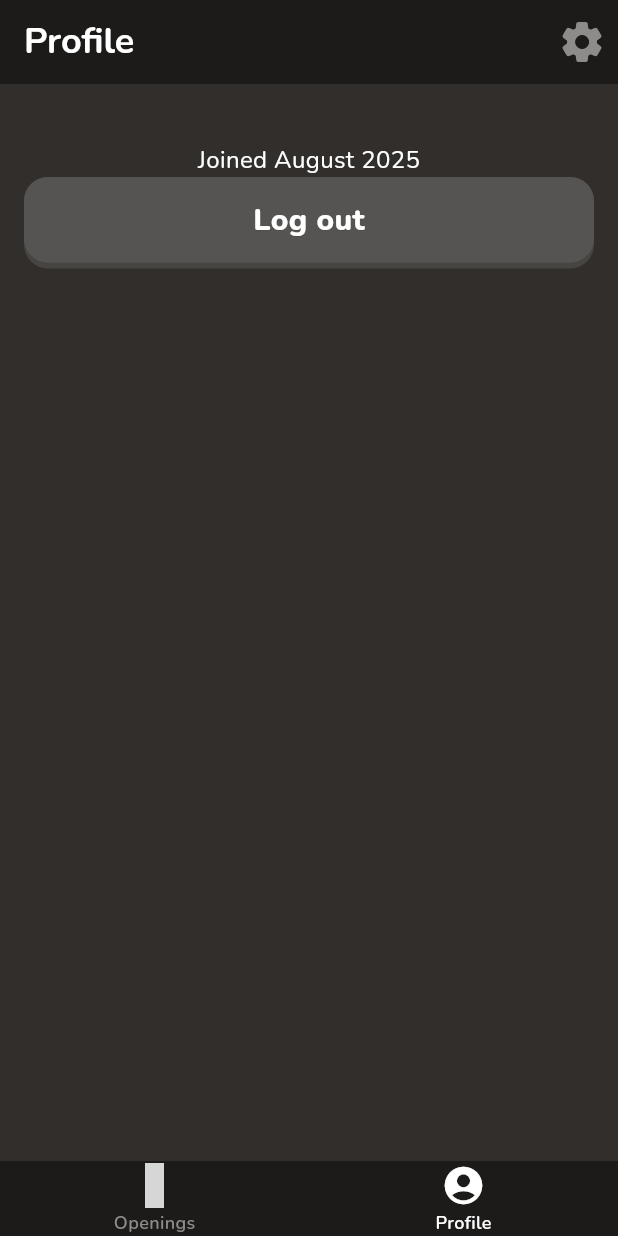
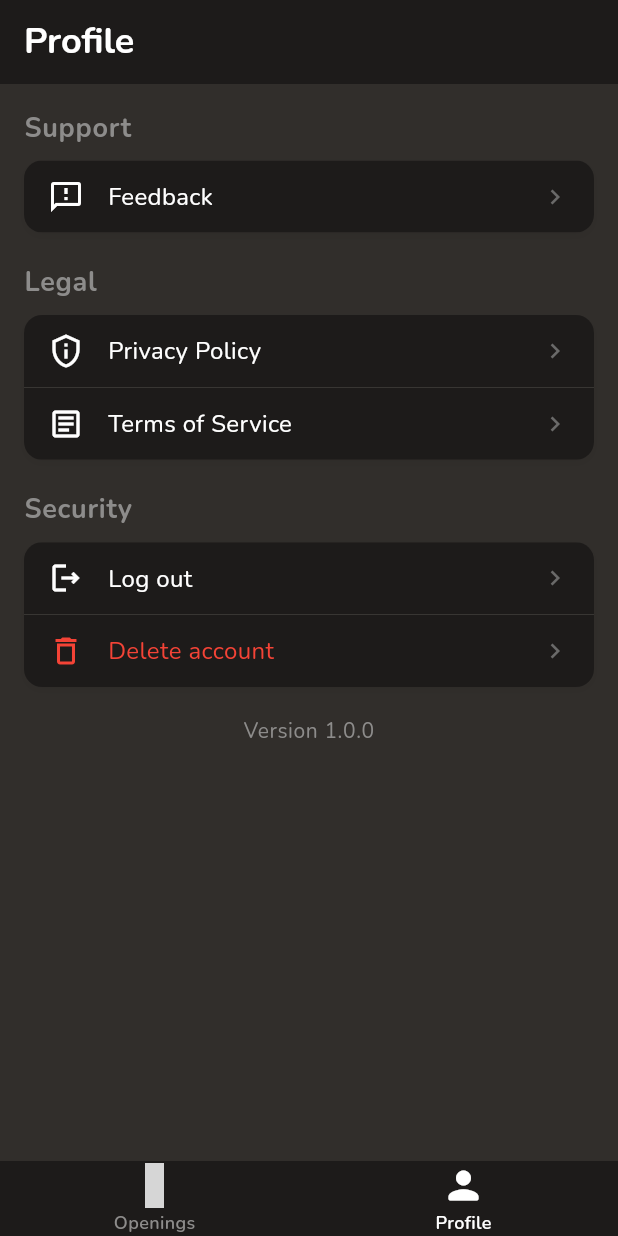
Before and after one commit to louisnfr/chesstrainer, a Flutter app: the ProfilePage screen opened by its route, on a phone screen of 412 x 824 dp. Run offline on Flutter 3.47's test engine with Material 3 defaults, Android fonts, the phone set to English and light mode, and no system bars; our stand-ins replace cloud_firestore, fast_immutable_collections, firebase_auth, firebase_core, go_router, hooks_riverpod and 3 more; missing offline and left inert: chessground, dartchess, gaimon; accounts and stored records are empty; grey boxes are pictures that could not be loaded.

Commit message:
Profile page

```diff
--- a/lib/pages/openings/ui/opening_card.dart
+++ b/lib/pages/openings/ui/opening_card.dart
@@ -2,14 +2,16 @@ import 'package:chessground/chessground.dart';
 import 'package:chesstrainer/modules/opening/models/opening.dart';
 import 'package:chesstrainer/modules/user/providers/user_providers.dart';
 import 'package:chesstrainer/ui/progress_indicators/linear_progress_bar.dart';
+import 'package:chesstrainer/ui/theme/dark_theme.dart';
 import 'package:dartchess/dartchess.dart';
 import 'package:flutter/material.dart';
 import 'package:gaimon/gaimon.dart';
 import 'package:hooks_riverpod/hooks_riverpod.dart';
+import 'package:material_symbols_icons/symbols.dart';
 
 const double _kScreenRatio = 0.33;
 
-class OpeningCard extends StatefulWidget {
+class OpeningCard extends ConsumerStatefulWidget {
   final OpeningModel opening;
   final VoidCallback onPressed;
 
@@ -20,16 +22,19 @@ class OpeningCard extends StatefulWidget {
   });
 
   @override
-  State<OpeningCard> createState() => _OpeningCardState();
+  ConsumerState<OpeningCard> createState() => _OpeningCardState();
 }
 
-class _OpeningCardState extends State<OpeningCard> {
+class _OpeningCardState extends ConsumerState<OpeningCard> {
   bool _isPressed = false;
 
   @override
   Widget build(BuildContext context) {
     final theme = Theme.of(context);
     final screenWidth = MediaQuery.sizeOf(context).width;
+
+    final learnedOpenings = ref.watch(learnedOpeningsProvider);
+    final progress = widget.opening.progressFor(learnedOpenings);
 
     final bool isWhite = widget.opening.side == Side.white;
 
@@ -81,9 +86,20 @@ class _OpeningCardState extends State<OpeningCard> {
                       spacing: 4,
                       crossAxisAlignment: CrossAxisAlignment.start,
                       children: [
+                        Row(
+                          children: [
                             Text(
                               widget.opening.name,
                               style: theme.textTheme.headlineMedium,
+                            ),
+                            if (progress.percentage >= 1.0)
+                              const Icon(
+                                Symbols.bookmark_check,
+                                color: AppColors.success,
+                                size: 36,
+                                fill: 1,
+                              ),
+                          ],
                         ),
                         Wrap(
                           spacing: 6,
@@ -129,16 +145,7 @@ class _OpeningCardState extends State<OpeningCard> {
                         ),
                       ],
                     ),
-                    Consumer(
-                      builder: (context, ref, child) {
-                        final learnedOpenings = ref.watch(
-                          learnedOpeningsProvider,
-                        );
-                        final progress = widget.opening.progressFor(
-                          learnedOpenings,
-                        );
-
-                        return Row(
+                    Row(
                       spacing: 12,
                       crossAxisAlignment: CrossAxisAlignment.center,
                       children: [
@@ -154,8 +161,6 @@ class _OpeningCardState extends State<OpeningCard> {
                           ),
                         ),
                       ],
-                        );
-                      },
                     ),
                   ],
                 ),
--- a/lib/pages/openings/ui/recent_opening_card.dart
+++ b/lib/pages/openings/ui/recent_opening_card.dart
@@ -2,6 +2,7 @@ import 'package:chessground/chessground.dart';
 import 'package:chesstrainer/modules/opening/models/opening.dart';
 import 'package:chesstrainer/modules/user/providers/user_providers.dart';
 import 'package:chesstrainer/ui/progress_indicators/linear_progress_bar.dart';
+import 'package:chesstrainer/ui/theme/dark_theme.dart';
 import 'package:flutter/material.dart';
 import 'package:gaimon/gaimon.dart';
 import 'package:hooks_riverpod/hooks_riverpod.dart';
@@ -101,12 +102,21 @@ class _RecentOpeningCardState extends State<RecentOpeningCard> {
                         return Column(
                           crossAxisAlignment: CrossAxisAlignment.start,
                           children: [
-                            Text(
-                              'Next: Line ${progress.learned + 1} / ${progress.total}',
-                              style: theme.textTheme.bodyMedium?.copyWith(
-                                fontWeight: FontWeight.w800,
+                            if (progress.percentage >= 1.0)
+                              Text(
+                                'Opening completed!',
+                                style: theme.textTheme.bodyMedium?.copyWith(
+                                  fontWeight: FontWeight.w800,
+                                  color: AppColors.success,
+                                ),
+                              )
+                            else
+                              Text(
+                                'Next: Line ${progress.learned + 1}',
+                                style: theme.textTheme.bodyMedium?.copyWith(
+                                  fontWeight: FontWeight.w800,
+                                ),
                               ),
-                            ),
                             LinearProgressBar(
                               percent: progress.percentage,
                               lineHeight: 20,
--- a/lib/pages/profile/profile_page.dart
+++ b/lib/pages/profile/profile_page.dart
@@ -1,52 +1,188 @@
 import 'package:chesstrainer/modules/auth/providers/auth_providers.dart';
-import 'package:chesstrainer/modules/user/providers/user_providers.dart';
-import 'package:chesstrainer/ui/buttons/secondary_button.dart';
 import 'package:chesstrainer/ui/layouts/page_layout.dart';
+import 'package:hooks_riverpod/hooks_riverpod.dart';
 import 'package:flutter/material.dart';
-import 'package:hooks_riverpod/hooks_riverpod.dart';
-import 'package:intl/intl.dart';
+import 'package:package_info_plus/package_info_plus.dart';
 
 class ProfilePage extends ConsumerWidget {
   const ProfilePage({super.key});
 
   @override
   Widget build(BuildContext context, WidgetRef ref) {
-    final theme = Theme.of(context);
-    final user = ref.watch(currentUserProvider);
+    return Scaffold(
+      appBar: AppBar(title: const Text('Profile')),
+      body: PageLayout(
+        child: ListView(
+          children: [
+            // _buildSection(context, 'Account', [
+            //   _buildItem(
+            //     context,
+            //     Icons.lock_outline,
+            //     'Change Password',
+            //     () => print('Edit profile'),
+            //   ),
+            // ]),
 
-    final joinedDate = user?.createdAt != null
-        ? DateFormat('MMMM yyyy').format(user!.createdAt)
-        : 'Unknown';
+            // const SizedBox(height: 20),
+            _buildSection(context, 'Support', [
+              _buildItem(
+                context,
+                Icons.feedback_outlined,
+                'Feedback',
+                () => print('Feedback'),
+              ),
+            ]),
+            const SizedBox(height: 20),
 
-    return Scaffold(
-      appBar: AppBar(
-        title: const Text('Profile'),
-        actions: [
-          IconButton(
-            icon: Icon(
-              Icons.settings_rounded,
-              color: theme.colorScheme.outline,
-              size: 32,
-            ),
-            onPressed: () {},
-          ),
-        ],
-      ),
-      body: PageLayout(
-        child: Column(
-          children: [
-            Text(user?.displayName ?? 'No user logged in'),
-            Text('Joined $joinedDate'),
-            SecondaryButton(
-              onPressed: () {
-                final auth = ref.read(authNotifierProvider.notifier);
-                auth.signOut();
+            _buildSection(context, 'Legal', [
+              _buildItem(
+                context,
+                Icons.privacy_tip_outlined,
+                'Privacy Policy',
+                () => print('Privacy Policy'),
+              ),
+              _buildItem(
+                context,
+                Icons.article_outlined,
+                'Terms of Service',
+                () => print('Help & Support'),
+              ),
+            ]),
+
+            const SizedBox(height: 20),
+
+            _buildSection(context, 'Security', [
+              _buildItem(context, Icons.logout_outlined, 'Log out', () {
+                ref.read(authNotifierProvider.notifier).signOut();
+              }),
+              _buildItem(
+                context,
+                Icons.delete_outline,
+                'Delete account',
+                () => print('Delete account'),
+                Colors.red,
+              ),
+            ]),
+            const SizedBox(height: 20),
+            FutureBuilder<PackageInfo>(
+              future: PackageInfo.fromPlatform(),
+              builder: (context, snapshot) {
+                if (snapshot.hasData) {
+                  return Center(
+                    child: Text(
+                      'Version ${snapshot.data!.version}',
+                      style: Theme.of(context).textTheme.bodySmall?.copyWith(
+                        color: Theme.of(context).colorScheme.outline,
+                      ),
+                    ),
+                  );
+                }
+                return const SizedBox.shrink(); // Loading state
               },
-              text: 'Log out',
             ),
           ],
         ),
       ),
     );
   }
+
+  Widget _buildSection(
+    BuildContext context,
+    String header,
+    List<Widget> items,
+  ) {
+    return Column(
+      crossAxisAlignment: CrossAxisAlignment.start,
+      children: [
+        Padding(
+          padding: const EdgeInsets.only(bottom: 8.0),
+          child: Text(
+            header,
+            style: Theme.of(context).textTheme.bodyLarge?.copyWith(
+              fontWeight: FontWeight.bold,
+              color: Theme.of(context).colorScheme.outline,
+            ),
+          ),
+        ),
+        Container(
+          decoration: BoxDecoration(
+            color: Theme.of(context).cardColor,
+            borderRadius: BorderRadius.circular(12),
+            boxShadow: [
+              BoxShadow(
+                color: Colors.black.withValues(alpha: 0.05),
+                blurRadius: 4,
+                offset: const Offset(0, 2),
+              ),
+            ],
+          ),
+          child: ClipRRect(
+            borderRadius: BorderRadius.circular(12),
+            child: Column(
+              children: items.map((item) {
+                final isLast = items.last == item;
+                return Container(
+                  decoration: BoxDecoration(
+                    border: isLast
+                        ? null
+                        : Border(
+                            bottom: BorderSide(
+                              color: Colors.grey.withValues(alpha: 0.2),
+                              width: 0.5,
+                            ),
+                          ),
+                  ),
+                  child: item,
+                );
+              }).toList(),
+            ),
+          ),
+        ),
+      ],
+    );
+  }
+
+  Widget _buildItem(
+    BuildContext context,
+    IconData icon,
+    String title,
+    VoidCallback onTap, [
+    Color? textColor,
+  ]) {
+    return Material(
+      color: Theme.of(context).colorScheme.surfaceDim,
+      child: InkWell(
+        onTap: onTap,
+        child: Padding(
+          padding: const EdgeInsets.symmetric(horizontal: 16, vertical: 12),
+          child: Row(
+            children: [
+              Icon(
+                icon,
+                color: textColor ?? Theme.of(context).iconTheme.color,
+                size: 24,
+              ),
+              const SizedBox(width: 16),
+              Expanded(
+                child: Text(
+                  title,
+                  style: TextStyle(
+                    fontSize: 16,
+                    color:
+                        textColor ??
+                        Theme.of(context).textTheme.bodyLarge?.color,
+                  ),
+                ),
+              ),
+              Icon(
+                Icons.chevron_right,
+                color: Colors.grey.withValues(alpha: 0.6),
+                size: 20,
+              ),
+            ],
+          ),
+        ),
+      ),
+    );
+  }
 }
--- a/lib/pages/root/shell_page.dart
+++ b/lib/pages/root/shell_page.dart
@@ -32,12 +32,12 @@ class ShellPage extends StatelessWidget {
           ),
           NavigationDestination(
             icon: Icon(
-              Icons.account_circle_outlined,
+              Icons.person_outline_rounded,
               color: Theme.of(context).colorScheme.outline,
               size: 30,
             ),
             selectedIcon: const Icon(
-              Icons.account_circle_sharp,
+              Icons.person_rounded,
               color: Colors.white,
               size: 30,
             ),
--- a/lib/ui/theme/dark_theme.dart
+++ b/lib/ui/theme/dark_theme.dart
@@ -62,8 +62,8 @@ class AppColors {
 
 ThemeData darkTheme = ThemeData(
   useMaterial3: true,
-  splashFactory: NoSplash.splashFactory,
 
+  // splashFactory: NoSplash.splashFactory,
   colorScheme: const ColorScheme.dark().copyWith(
     brightness: Brightness.dark,
     surface: AppColors.surface,
--- a/pubspec.yaml
+++ b/pubspec.yaml
@@ -45,6 +45,7 @@ dependencies:
   hooks_riverpod: ^3.0.0-dev.16
   intl: ^0.20.2
   material_symbols_icons: ^4.2815.1
+  package_info_plus: ^8.3.0
   percent_indicator: ^4.2.5
   shared_preferences: ^2.5.3
   sign_in_with_apple: ^7.0.1
```
Also changed, not shown: pubspec.lock, 1 other file. Lines whose indentation alone changed are shown as unchanged.
